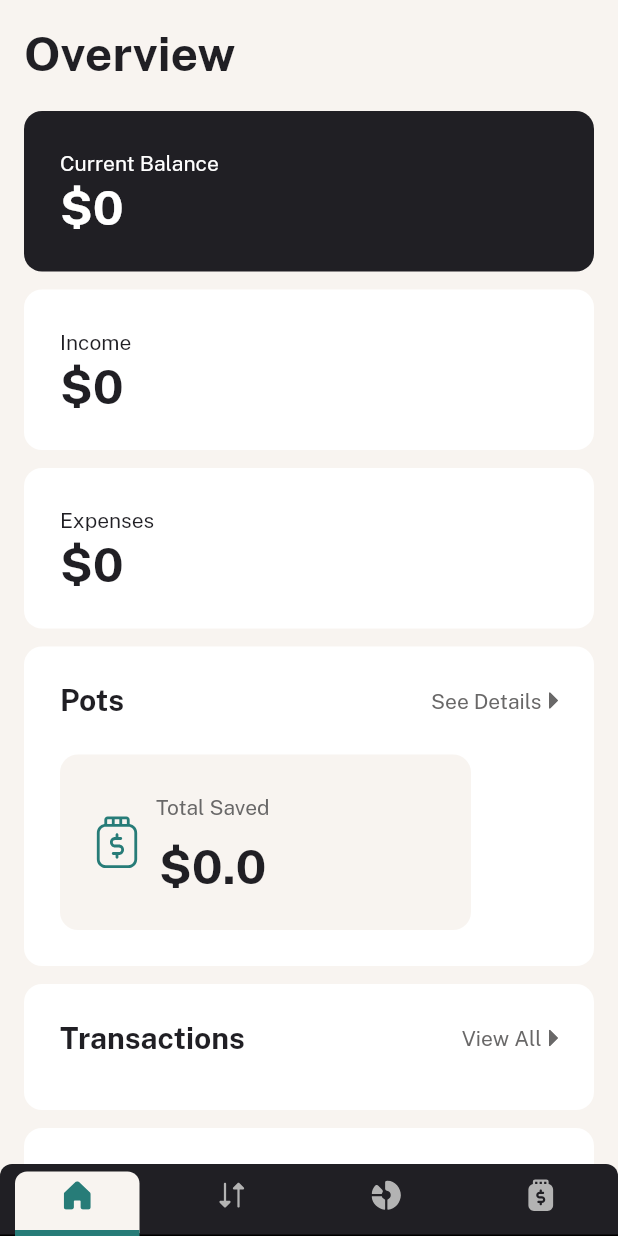
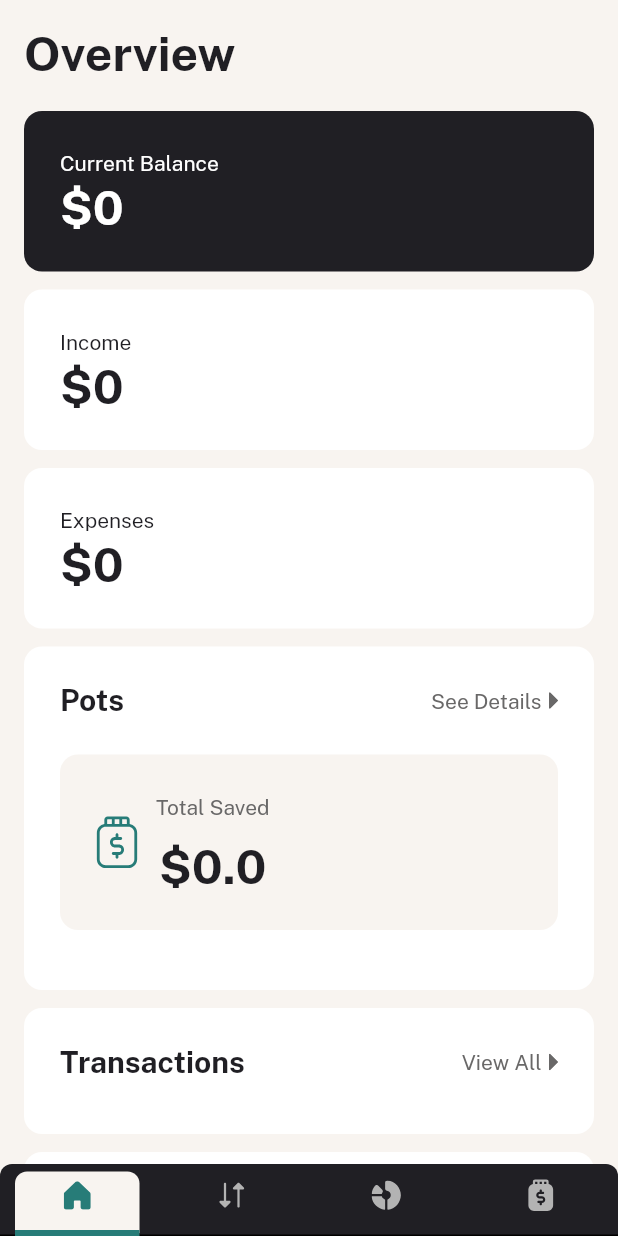
Before and after one commit to JER3MIAH/personal-finance-app, a Flutter app: the screen it shows after launch, on a phone screen of 412 x 824 dp. Run offline on Flutter 3.47's test engine with Material 3 defaults, Android fonts, the phone set to English and light mode, and no system bars; our stand-ins replace auto_size_text, equatable, fl_chart, flutter_bloc, flutter_hooks, flutter_svg and 2 more.

Commit message:
feat: implement mobile responsiveness for pot overview container

```diff
--- a/lib/src/features/home/presentation/components/overview/pots_overview_container.dart
+++ b/lib/src/features/home/presentation/components/overview/pots_overview_container.dart
@@ -16,9 +16,57 @@ class PotsOverviewContainer extends StatelessWidget {
 
   @override
   Widget build(BuildContext context) {
+    final isMobile = DeviceType(context).isMobile;
+
     return BlocBuilder<PotsBloc, PotsState>(
       builder: (context, state) {
         final pots = state.pots;
+
+        final children = [
+          Container(
+            width: isMobile ? null : 274,
+            height: 117,
+            padding: EdgeInsets.all(spacing300),
+            decoration: BoxDecoration(
+              color: appColors.beige100,
+              borderRadius: BorderRadius.circular(spacing150),
+            ),
+            child: Row(
+              spacing: spacing150,
+              children: [
+                SvgAsset(iconPot),
+                Column(
+                  mainAxisAlignment: MainAxisAlignment.spaceBetween,
+                  children: [
+                    Text(
+                      'Total Saved',
+                      style: textPreset4.copyWith(color: appColors.grey500),
+                    ),
+                    Text(
+                      '\$${pots.fold(
+                        0.0,
+                        (prev, pot) => prev + pot.total,
+                      )}',
+                      style: textPreset1,
+                    ),
+                  ],
+                ),
+              ],
+            ),
+          ),
+          Wrap(
+            spacing: spacing150,
+            children: List.generate(
+              pots.length > 4 ? 4 : pots.length,
+              (index) => Padding(
+                padding: EdgeInsets.only(bottom: isMobile ? 5 : 0),
+                child: _buildPotItem(
+                  pot: pots[index],
+                ),
+              ),
+            ),
+          ),
+        ];
 
         return Container(
           padding: EdgeInsets.all(spacing300),
@@ -42,52 +90,16 @@ class PotsOverviewContainer extends StatelessWidget {
                 ],
               ),
               YBox(spacing300),
-              Row(
-                spacing: spacing200,
-                children: [
-                  Container(
-                    width: 274,
-                    height: 117,
-                    padding: EdgeInsets.all(spacing300),
-                    decoration: BoxDecoration(
-                      color: appColors.beige100,
-                      borderRadius: BorderRadius.circular(spacing150),
-                    ),
-                    child: Row(
-                      spacing: spacing150,
-                      children: [
-                        SvgAsset(iconPot),
-                        Column(
-                          mainAxisAlignment: MainAxisAlignment.spaceBetween,
-                          children: [
-                            Text(
-                              'Total Saved',
-                              style: textPreset4.copyWith(
-                                  color: appColors.grey500),
-                            ),
-                            Text(
-                              '\$${pots.fold(
-                                0.0,
-                                (prev, pot) => prev + pot.total,
-                              )}',
-                              style: textPreset1,
-                            ),
-                          ],
-                        ),
-                      ],
-                    ),
-                  ),
-                  Wrap(
-                    spacing: spacing150,
-                    children: List.generate(
-                      pots.length > 4 ? 4 : pots.length,
-                      (index) => _buildPotItem(
-                        pot: pots[index],
-                      ),
-                    ),
-                  ),
-                ],
-              ),
+              if (isMobile)
+                Column(
+                  spacing: spacing200,
+                  children: children,
+                )
+              else
+                Row(
+                  spacing: spacing200,
+                  children: children,
+                ),
             ],
           ),
         );
```
